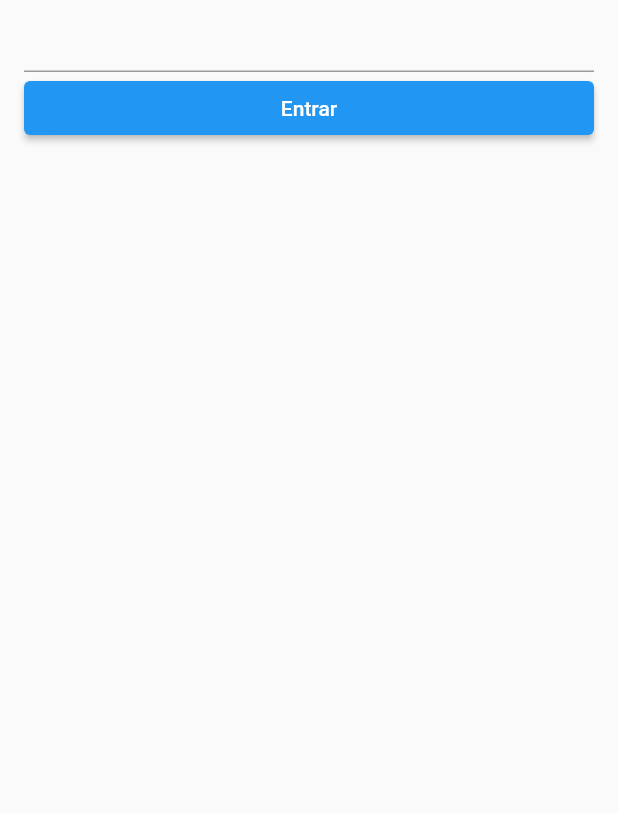
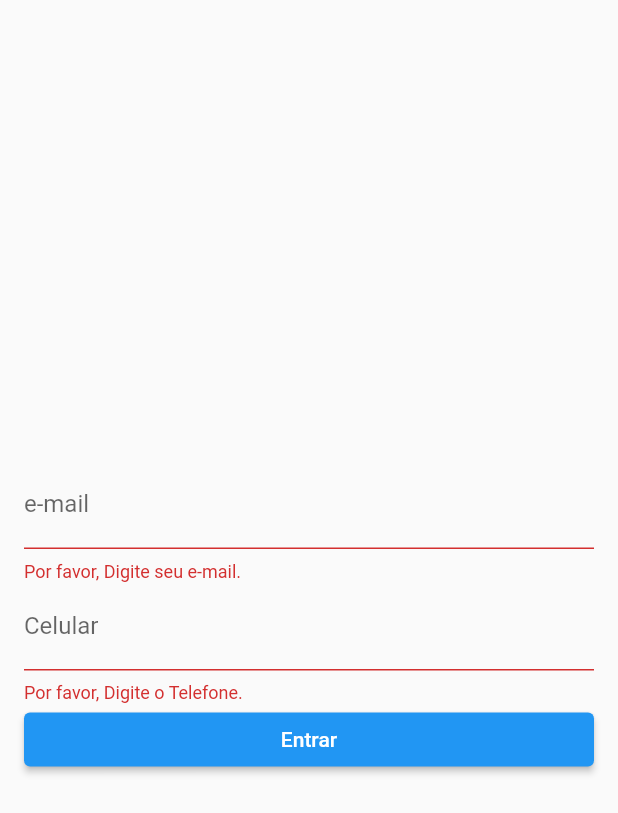
Before and after one commit to gustavotiago/brasileirao14, a Flutter app: the screen it shows after launch, after a tap on "Entrar", on a phone screen of 412 x 824 dp. Shown: the top 813 px of the screen. Run offline on Flutter 3.47's test engine with Material 2 defaults, Android fonts, the phone set to English and light mode, and no system bars; our stand-ins replace shared_preferences; missing offline and left inert: dart:html.

Commit message:
segundo dia

```diff
--- a/lib/login_page.dart
+++ b/lib/login_page.dart
@@ -1,4 +1,9 @@
+import 'dart:convert';
+import 'dart:html';
+import 'package:brasileirao14/home_page.dart';
+import 'package:http/http.dart' as http;
 import 'package:flutter/material.dart';
+import 'package:shared_preferences/shared_preferences.dart';
 
 class LoginPage extends StatefulWidget {
   const LoginPage({Key? key}) : super(key: key);
@@ -9,35 +14,96 @@ class LoginPage extends StatefulWidget {
 
 class _LoginPageState extends State<LoginPage> {
   final _formkey = GlobalKey<FormState>();
-  final _celular = TextEditingController();
+  final _celularControle = TextEditingController();
+  final _emailControle = TextEditingController();
 
   @override
   Widget build(BuildContext context) {
     return Scaffold(
       body: Form(
         key: _formkey,
+        child: Center(
           child: SingleChildScrollView(
             padding: EdgeInsets.symmetric(horizontal: 16),
             child: Column(
               crossAxisAlignment: CrossAxisAlignment.stretch,
               children: [
                 TextFormField(
-                  controller: _celular,
+                  decoration: InputDecoration(label: Text('e-mail')),
+                  controller: _emailControle,
+                  keyboardType: TextInputType.emailAddress,
+                  validator: (email) {
+                    if (email == null || email.isEmpty) {
+                      return 'Por favor, Digite seu e-mail.';
+                    } else if (!RegExp(
+                            r"^[a-zA-Z0-9.a-zA-Z0-9.!#$%&'*+-/=?^_`{|}~]+@[a-zA-Z0-9]+\.[a-zA-Z]+")
+                        .hasMatch(_emailControle.text)) {
+                      return 'Por favor, digite um e-mail correto';
+                    }
+                    return null;
+                  },
+                ),
+                TextFormField(
+                    decoration: InputDecoration(label: Text('Celular')),
+                    controller: _celularControle,
                     keyboardType: TextInputType.phone,
                     validator: (phone) {
-                    if (phone == null || phone.isEmpty) {
-                      return 'Por favor Digite o Telefone.';
+                      if (phone == null ||
+                          phone.isEmpty ||
+                          phone.length != 11) {
+                        return 'Por favor, Digite o Telefone.';
                       }
                       return null;
                     }),
                 ElevatedButton(
-                onPressed: () {},
+                  onPressed: () async {
+                    FocusScopeNode currentFocus = FocusScope.of(context);
+                    if (_formkey.currentState!.validate()) {
+                      bool validadoLogin = await login();
+                      if (!currentFocus.hasPrimaryFocus) {
+                        currentFocus.unfocus();
+                      }
+                      if (validadoLogin) {
+                        Navigator.pushReplacement(
+                          context,
+                          MaterialPageRoute(builder: (context) => HomePage()),
+                        );
+                      } else {
+                        ScaffoldMessenger.of(context).showSnackBar(snackBar);
+                      }
+                    }
+                  },
                   child: Text('Entrar'),
                 ),
               ],
             ),
           ),
         ),
+      ),
     );
   }
+
+  // ignore: prefer_const_constructors
+  final snackBar = SnackBar(content: Text(
+      'Email inválido', textAlign: TextAlign.center,
+    ),backgroundColor: Colors.redAccent,
+  );
+
+  Future<bool> login() async {
+    SharedPreferences sharedPreferences = await SharedPreferences.getInstance();
+    var url = Uri.parse('https://minhasapis.com.br/login/');
+    var resposta = await http.post(
+      url,
+      body: {
+        'emailControlo': _emailControle.text,
+        'celularContole': _celularControle.text
+      },
+    );
+    if (resposta == 200) {
+      print(jsonDecode(resposta.body)['token']);
+    } else {
+      print(jsonDecode(resposta.body));
+      return false;
     }
+  }
+}
```
Lines whose indentation alone changed are shown as unchanged.
